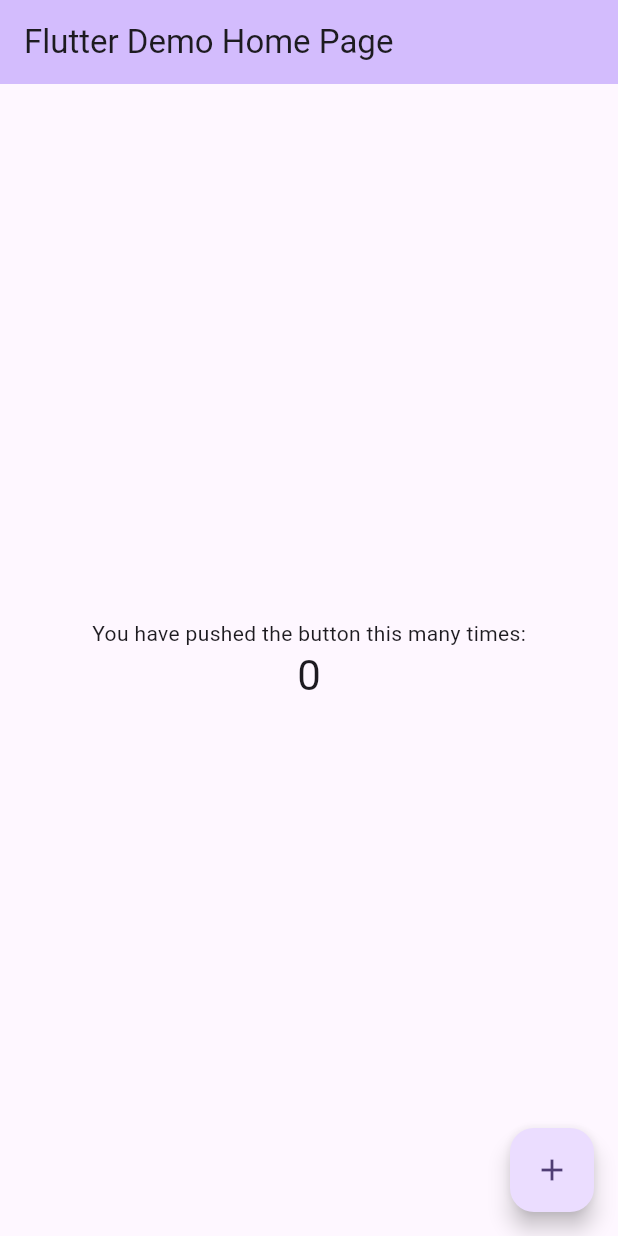
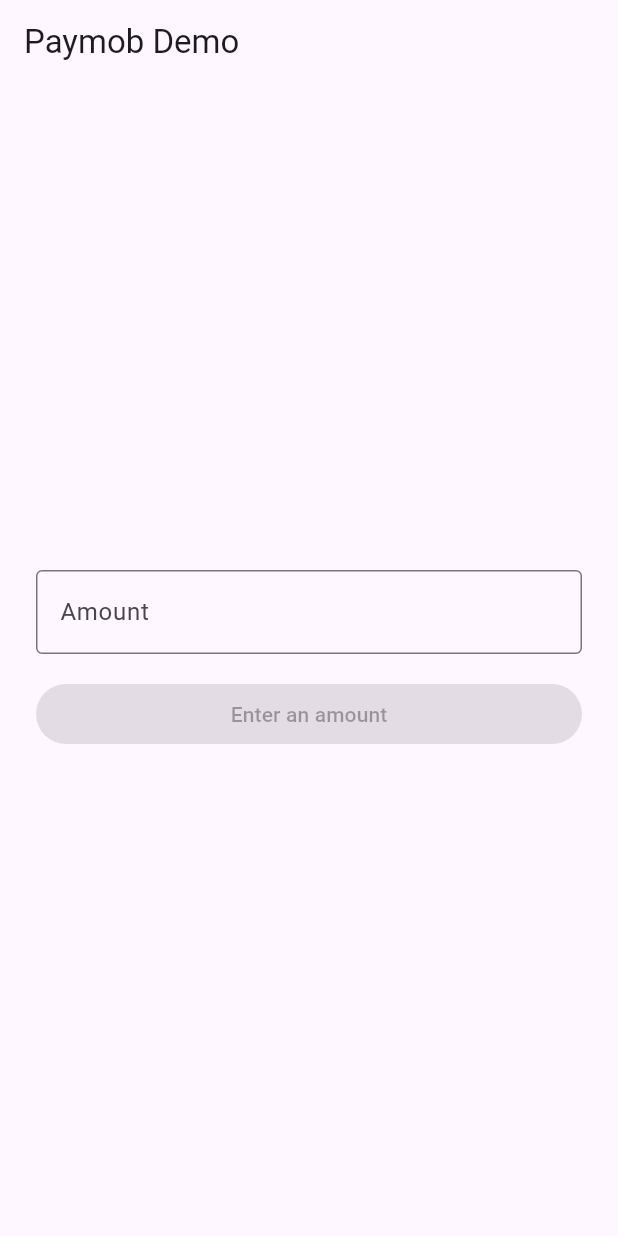
Before and after one commit to salma-elmaghawry/payment_with_paymob, a Flutter app: the screen it shows after launch, on a phone screen of 412 x 824 dp. Run offline on Flutter 3.47's test engine with Material 3 defaults, Android fonts, the phone set to English and light mode, and no system bars; our stand-ins replace dio, flutter_dotenv, pretty_dio_logger, webview_flutter.

Commit message:
Add Paymob payment integration with necessary models and UI components
- Implemented BillingData, IntentionResponse, PaymentResult models.
- Created PaymobDemoScreen for payment processing.
- Added PaymobWebViewScreen for handling payment redirection.
- Integrated PaymobService for API interactions.
- Updated AndroidManifest.xml for internet permission.
- Included .env.example for environment variables.
- Configured assets in pubspec.yaml.

```diff
--- /dev/null
+++ b/devtools_options.yaml
@@ -0,0 +1,3 @@
+description: This file stores settings for Dart & Flutter DevTools.
+documentation: https://docs.flutter.dev/tools/devtools/extensions#configure-extension-enablement-states
+extensions:
--- /dev/null
+++ b/lib/features/payment/models/billing_data.dart
@@ -0,0 +1,20 @@
+class BillingData {
+  final String firstName;
+  final String lastName;
+  final String email;
+  final String phoneNumber;
+
+  const BillingData({
+    required this.firstName,
+    required this.lastName,
+    required this.email,
+    required this.phoneNumber,
+  });
+
+  Map<String, dynamic> toJson() => {
+    'first_name': firstName,
+    'last_name': lastName,
+    'email': email,
+    'phone_number': phoneNumber,
+  };
+}
--- /dev/null
+++ b/lib/features/payment/models/intention_response.dart
@@ -0,0 +1,22 @@
+class IntentionResponse {
+  final String id;
+  final String clientSecret;
+  final int intentionOrderId;
+  final String specialReference;
+
+  const IntentionResponse({
+    required this.id,
+    required this.clientSecret,
+    required this.intentionOrderId,
+    required this.specialReference,
+  });
+
+  factory IntentionResponse.fromJson(Map<String, dynamic> json) {
+    return IntentionResponse(
+      id: json['id'] as String,
+      clientSecret: json['client_secret'] as String,
+      intentionOrderId: json['intention_order_id'] as int,
+      specialReference: json['special_reference'] as String,
+    );
+  }
+}
--- /dev/null
+++ b/lib/features/payment/models/payment_result.dart
@@ -0,0 +1,8 @@
+enum PaymentStatus { success, pending, failed, cancelled }
+
+class PaymentResult {
+  final PaymentStatus status;
+  final String? transactionId;
+
+  const PaymentResult({required this.status, this.transactionId});
+}
--- /dev/null
+++ b/lib/features/payment/screens/paymob_demo_screen.dart
@@ -0,0 +1,126 @@
+import 'package:flutter/material.dart';
+import 'package:flutter/services.dart';
+import 'package:payment_with_paymob/features/payment/models/billing_data.dart';
+import 'package:payment_with_paymob/features/payment/models/payment_result.dart';
+import 'package:payment_with_paymob/features/payment/screens/paymob_webview_screen.dart';
+import 'package:payment_with_paymob/features/payment/services/paymob_exception.dart';
+import 'package:payment_with_paymob/features/payment/services/paymob_service.dart';
+
+class PaymobDemoScreen extends StatefulWidget {
+  const PaymobDemoScreen({super.key});
+
+  @override
+  State<PaymobDemoScreen> createState() => _PaymobDemoScreenState();
+}
+
+class _PaymobDemoScreenState extends State<PaymobDemoScreen> {
+  final _service = PaymobService();
+  final _amountController = TextEditingController();
+  bool _loading = false;
+
+  int? get _amountCents {
+    final amount = double.tryParse(_amountController.text);
+    if (amount == null || amount <= 0) return null;
+    return (amount * 100).round(); // Convert to cents
+  }
+
+  @override
+  void dispose() {
+    _amountController.dispose();
+    super.dispose();
+  }
+
+  Future<void> _pay() async {
+    final amountCents = _amountCents;
+    if (amountCents == null) return;
+
+    FocusScope.of(context).unfocus();
+    setState(() => _loading = true);
+    try {
+      final intention = await _service.createIntention(
+        amountCents: amountCents,
+        itemName: 'Flutter Course',
+        billingData: const BillingData(
+          firstName: 'Ahmed',
+          lastName: 'Ali',
+          email: 'ahmed@example.com',
+          phoneNumber: '+201012345678',
+        ),
+      );
+      if (!mounted) return;
+
+      final result =
+          await Navigator.push<PaymentResult>(
+            context,
+            MaterialPageRoute(
+              builder: (_) => PaymobWebViewScreen(
+                service: _service,
+                clientSecret: intention.clientSecret,
+              ),
+            ),
+          ) ??
+          const PaymentResult(status: PaymentStatus.cancelled);
+
+      _showMessage('${result.status.name} · ${result.transactionId ?? '-'}');
+    } on PaymobException catch (e) {
+      _showMessage(e.message);
+    } finally {
+      if (mounted) setState(() => _loading = false);
+    }
+  }
+
+  void _showMessage(String text) {
+    if (!mounted) return;
+    ScaffoldMessenger.of(context).showSnackBar(SnackBar(content: Text(text)));
+  }
+
+  @override
+  Widget build(BuildContext context) {
+    final amountCents = _amountCents;
+
+    return Scaffold(
+      appBar: AppBar(title: const Text('Paymob Demo')),
+      body: Padding(
+        padding: const EdgeInsets.all(24),
+        child: Column(
+          mainAxisAlignment: MainAxisAlignment.center,
+          crossAxisAlignment: CrossAxisAlignment.stretch,
+          children: [
+            TextField(
+              controller: _amountController,
+              enabled: !_loading,
+              keyboardType: const TextInputType.numberWithOptions(
+                decimal: true,
+              ),
+              inputFormatters: [
+                FilteringTextInputFormatter.allow(RegExp(r'^\d*\.?\d{0,2}')),
+              ],
+              decoration: const InputDecoration(
+                labelText: 'Amount',
+                hintText: '50',
+                suffixText: 'EGP',
+                border: OutlineInputBorder(),
+              ),
+              onChanged: (_) => setState(() {}),
+              onSubmitted: (_) => _pay(),
+            ),
+            const SizedBox(height: 16),
+            ElevatedButton(
+              onPressed: _loading || amountCents == null ? null : _pay,
+              child: _loading
+                  ? const SizedBox.square(
+                      dimension: 20,
+                      child: CircularProgressIndicator(strokeWidth: 2),
+                    )
+                  : Text(
+                      amountCents == null
+                          ? 'Enter an amount'
+                          : 'Pay ${(amountCents / 100).toStringAsFixed(2)} EGP',
+                    ),
+            ),
+          ],
+        ),
+      ),
+    );
+  }
+}
--- /dev/null
+++ b/lib/features/payment/services/paymob_exception.dart
@@ -0,0 +1,9 @@
+class PaymobException implements Exception {
+  final String message;
+  final int? statusCode;
+
+  const PaymobException(this.message, {this.statusCode});
+
+  @override
+  String toString() => 'PaymobException($statusCode): $message';
+}
--- /dev/null
+++ b/lib/features/payment/services/paymob_service.dart
@@ -0,0 +1,102 @@
+import 'package:dio/dio.dart';
+import 'package:flutter/foundation.dart';
+import 'package:flutter_dotenv/flutter_dotenv.dart';
+import 'package:payment_with_paymob/features/payment/models/billing_data.dart';
+import 'package:payment_with_paymob/features/payment/models/intention_response.dart';
+import 'package:payment_with_paymob/features/payment/models/payment_result.dart';
+import 'package:payment_with_paymob/features/payment/services/paymob_exception.dart';
+import 'package:pretty_dio_logger/pretty_dio_logger.dart';
+
+/// The whole Paymob flow, in order (each step's output is the next step's input):
+///
+///    amount + customer data (from the screen)
+///            ↓
+/// 1. [createIntention] → client_secret
+///            ↓
+/// 2. [checkoutUri]     → payment page link (the WebView opens it)
+///            ↓
+/// 3. [resultFromUrl]   → PaymentResult (the screen shows it to the user)
+class PaymobService {
+  PaymobService() {
+    if (kDebugMode) _dio.interceptors.add(PrettyDioLogger(requestBody: true));
+  }
+
+  static const String _baseUrl = 'https://accept.paymob.com';
+  static const String _checkoutUrl = 'https://eg.checkout.paymob.com/';
+  static const String _redirectionUrl = 'https://example.com/payment-result';
+
+  static String get _secretKey => dotenv.get('PAYMOB_SECRET_KEY');
+  static String get _publicKey => dotenv.get('PAYMOB_PUBLIC_KEY');
+  static int get _cardIntegrationId =>
+      dotenv.getInt('PAYMOB_CARD_INTEGRATION_ID');
+
+  final Dio _dio = Dio(
+    BaseOptions(
+      baseUrl: _baseUrl,
+      connectTimeout: const Duration(seconds: 20),
+      receiveTimeout: const Duration(seconds: 20),
+    ),
+  );
+
+  /// Step 1: Create a payment intention.
+
+  Future<IntentionResponse> createIntention({
+    required int amountCents,
+    required String itemName,
+    required BillingData billingData,
+  }) async {
+    try {
+      final response = await _dio.post<Map<String, dynamic>>(
+        '/v1/intention/',
+        options: Options(headers: {'Authorization': 'Token $_secretKey'}),
+        data: {
+          'amount': amountCents,
+          'currency': 'EGP',
+          'payment_methods': [_cardIntegrationId],
+          'items': [
+            {
+              'name': itemName,
+              'amount': amountCents,
+              'description': itemName,
+              'quantity': 1,
+            },
+          ],
+          'billing_data': billingData.toJson(),
+          'special_reference': 'order_${DateTime.now().millisecondsSinceEpoch}',
+          'redirection_url': _redirectionUrl,
+        },
+      );
+      return IntentionResponse.fromJson(response.data!);
+    } on DioException catch (e) {
+      throw PaymobException(
+        e.response?.data?.toString() ?? e.message ?? 'Unknown network error',
+        statusCode: e.response?.statusCode,
+      );
+    }
+  }
+
+  /// Step 2: Build the payment page link.
+
+  Uri checkoutUri(String clientSecret) => Uri.parse(_checkoutUrl).replace(
+    queryParameters: {'publicKey': _publicKey, 'clientSecret': clientSecret},
+  );
+
+  /// Step 3: Read the result when Paymob redirects back.
+
+  PaymentResult? resultFromUrl(String url) {
+    if (!url.startsWith(_redirectionUrl)) return null;
+
+    final params = Uri.parse(url).queryParameters;
+
+    final PaymentStatus status;
+    if (params['pending'] == 'true') {
+      status = PaymentStatus.pending;
+    } else if (params['success'] == 'true') {
+      status = PaymentStatus.success;
+    } else {
+      status = PaymentStatus.failed;
+    }
+
+    return PaymentResult(status: status, transactionId: params['id']);
+  }
+}
--- a/lib/main.dart
+++ b/lib/main.dart
@@ -1,122 +1,22 @@
 import 'package:flutter/material.dart';
+import 'package:flutter_dotenv/flutter_dotenv.dart';
+import 'package:payment_with_paymob/features/payment/screens/paymob_demo_screen.dart';
 
-void main() {
+Future<void> main() async {
+  WidgetsFlutterBinding.ensureInitialized();
+  await dotenv.load(fileName: ".env");
   runApp(const MyApp());
 }
 
 class MyApp extends StatelessWidget {
   const MyApp({super.key});
 
-  // This widget is the root of your application.
   @override
   Widget build(BuildContext context) {
-    return MaterialApp(
-      title: 'Flutter Demo',
-      theme: ThemeData(
-        // This is the theme of your application.
-        //
-        // TRY THIS: Try running your application with "flutter run". You'll see
-        // the application has a purple toolbar. Then, without quitting the app,
-        // try changing the seedColor in the colorScheme below to Colors.green
-        // and then invoke "hot reload" (save your changes or press the "hot
-        // reload" button in a Flutter-supported IDE, or press "r" if you used
-        // the command line to start the app).
-        //
-        // Notice that the counter didn't reset back to zero; the application
-        // state is not lost during the reload. To reset the state, use hot
-        // restart instead.
-        //
-        // This works for code too, not just values: Most code changes can be
-        // tested with just a hot reload.
-        colorScheme: .fromSeed(seedColor: Colors.deepPurple),
-      ),
-      home: const MyHomePage(title: 'Flutter Demo Home Page'),
+    return const MaterialApp(
+      title: 'Paymob Demo',
+      debugShowCheckedModeBanner: false,
+      home: PaymobDemoScreen(),
     );
   }
 }
-
-class MyHomePage extends StatefulWidget {
-  const MyHomePage({super.key, required this.title});
-
-  // This widget is the home page of your application. It is stateful, meaning
-  // that it has a State object (defined below) that contains fields that affect
-  // how it looks.
-
-  // This class is the configuration for the state. It holds the values (in this
-  // case the title) provided by the parent (in this case the App widget) and
-  // used by the build method of the State. Fields in a Widget subclass are
-  // always marked "final".
-
-  final String title;
-
-  @override
-  State<MyHomePage> createState() => _MyHomePageState();
-}
-
-class _MyHomePageState extends State<MyHomePage> {
-  int _counter = 0;
-
-  void _incrementCounter() {
-    setState(() {
-      // This call to setState tells the Flutter framework that something has
-      // changed in this State, which causes it to rerun the build method below
-      // so that the display can reflect the updated values. If we changed
-      // _counter without calling setState(), then the build method would not be
-      // called again, and so nothing would appear to happen.
-      _counter++;
-    });
-  }
-
-  @override
-  Widget build(BuildContext context) {
-    // This method is rerun every time setState is called, for instance as done
-    // by the _incrementCounter method above.
-    //
-    // The Flutter framework has been optimized to make rerunning build methods
-    // fast, so that you can just rebuild anything that needs updating rather
-    // than having to individually change instances of widgets.
-    return Scaffold(
-      appBar: AppBar(
-        // TRY THIS: Try changing the color here to a specific color (to
-        // Colors.amber, perhaps?) and trigger a hot reload to see the AppBar
-        // change color while the other colors stay the same.
-        backgroundColor: Theme.of(context).colorScheme.inversePrimary,
-        // Here we take the value from the MyHomePage object that was created by
-        // the App.build method, and use it to set our appbar title.
-        title: Text(widget.title),
-      ),
-      body: Center(
-        // Center is a layout widget. It takes a single child and positions it
-        // in the middle of the parent.
-        child: Column(
-          // Column is also a layout widget. It takes a list of children and
-          // arranges them vertically. By default, it sizes itself to fit its
-          // children horizontally, and tries to be as tall as its parent.
-          //
-          // Column has various properties to control how it sizes itself and
-          // how it positions its children. Here we use mainAxisAlignment to
-          // center the children vertically; the main axis here is the vertical
-          // axis because Columns are vertical (the cross axis would be
-          // horizontal).
-          //
-          // TRY THIS: Invoke "debug painting" (choose the "Toggle Debug Paint"
-          // action in the IDE, or press "p" in the console), to see the
-          // wireframe for each widget.
-          mainAxisAlignment: .center,
-          children: [
-            const Text('You have pushed the button this many times:'),
-            Text(
-              '$_counter',
-              style: Theme.of(context).textTheme.headlineMedium,
-            ),
-          ],
-        ),
-      ),
-      floatingActionButton: FloatingActionButton(
-        onPressed: _incrementCounter,
-        tooltip: 'Increment',
-        child: const Icon(Icons.add),
-      ),
-    );
-  }
-}
--- a/pubspec.yaml
+++ b/pubspec.yaml
@@ -64,9 +64,8 @@
   uses-material-design: true
 
   # To add assets to your application, add an assets section, like this:
-  # assets:
-  #   - images/a_dot_burr.jpeg
-  #   - images/a_dot_ham.jpeg
+  assets:
+    - .env
 
   # An image asset can refer to one or more resolution-specific "variants", see
   # https://flutter.dev/to/resolution-aware-images
```
Also changed, not shown: lib/features/payment/screens/paymob_webview_screen.dart (added, +53 -0 lines), 2 other files.
